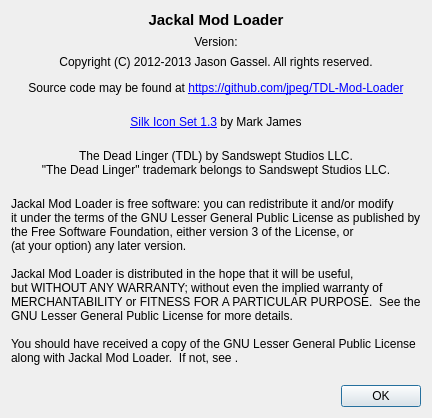
The window that modloader_qt/about.ui (jpeg/TDL-Mod-Loader) describes before a commit, drawn with Qt 5.
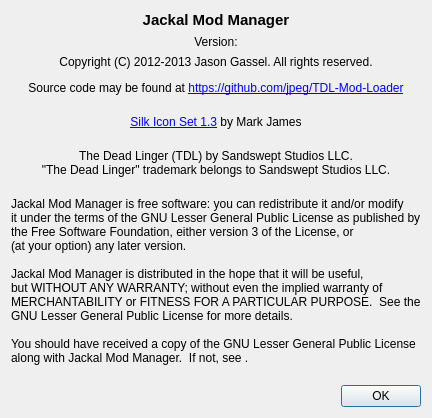
The same window after the commit.

Commit message: Rebranded as "Jackal Mod Manager"

Diff of the .ui file:
```diff
--- a/modloader_qt/about.ui
+++ b/modloader_qt/about.ui
@@ -6,7 +6,7 @@
    <rect>
     <x>0</x>
     <y>0</y>
-    <width>383</width>
+    <width>392</width>
     <height>394</height>
    </rect>
   </property>
@@ -30,7 +30,7 @@
       </font>
      </property>
      <property name="text">
-      <string>Jackal Mod Loader</string>
+      <string>Jackal Mod Manager</string>
      </property>
      <property name="alignment">
       <set>Qt::AlignBottom|Qt::AlignHCenter</set>
@@ -96,18 +96,18 @@
    <item>
     <widget class="QLabel" name="labelLicense">
      <property name="text">
-      <string>Jackal Mod Loader is free software: you can redistribute it and/or modify
+      <string>Jackal Mod Manager is free software: you can redistribute it and/or modify
 it under the terms of the GNU Lesser General Public License as published by
 the Free Software Foundation, either version 3 of the License, or
 (at your option) any later version.
 
-Jackal Mod Loader is distributed in the hope that it will be useful,
+Jackal Mod Manager is distributed in the hope that it will be useful,
 but WITHOUT ANY WARRANTY; without even the implied warranty of
 MERCHANTABILITY or FITNESS FOR A PARTICULAR PURPOSE.  See the
 GNU Lesser General Public License for more details.
 
 You should have received a copy of the GNU Lesser General Public License
-along with Jackal Mod Loader.  If not, see &lt;http://www.gnu.org/licenses/&gt;.
+along with Jackal Mod Manager.  If not, see &lt;http://www.gnu.org/licenses/&gt;.
 </string>
      </property>
     </widget>
```
The commit also changes 18 other files.
